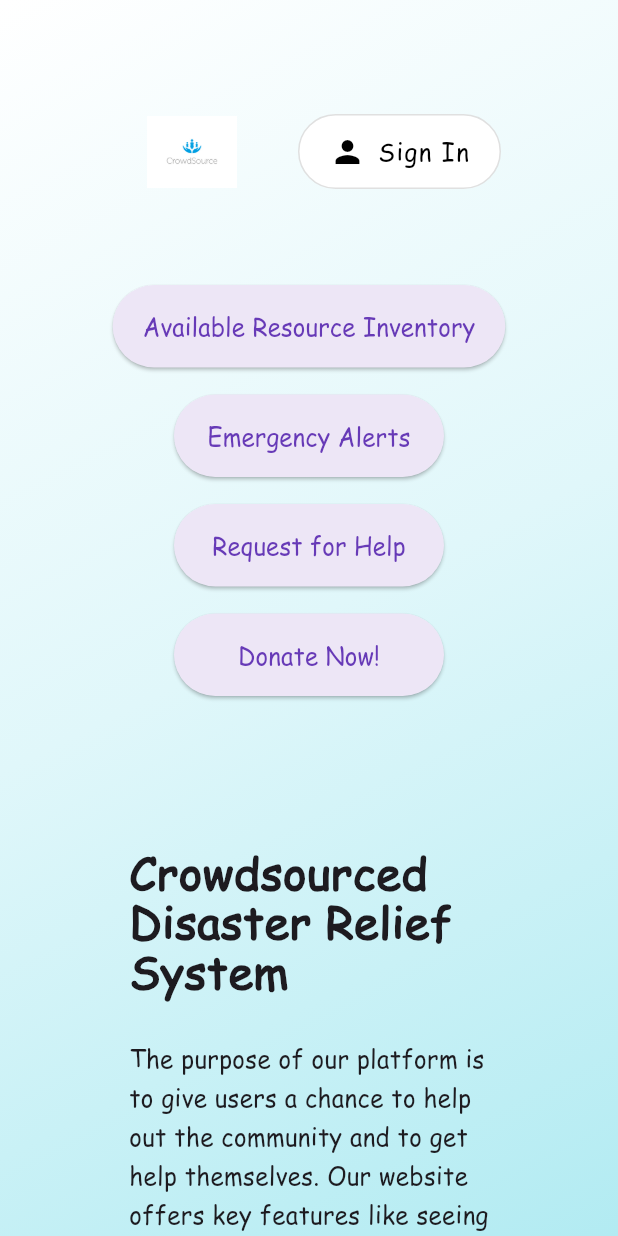
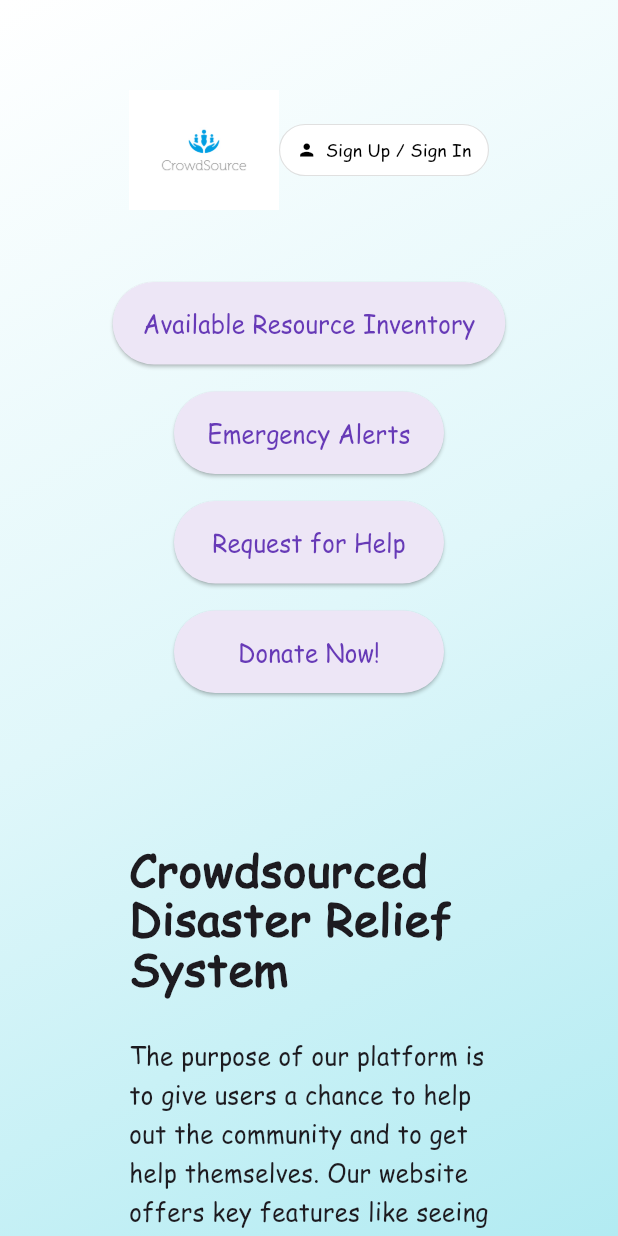
Before and after one commit to ceenguyen05/CS3354Project, a Flutter app: the screen it shows after launch, on a phone screen of 412 x 824 dp. Run offline on Flutter 3.47's test engine with Material 3 defaults, Android fonts, the phone set to English and light mode, and no system bars; our stand-ins replace flutter_map, geolocator, latlong2.

Commit message:
Improved Mobile UI

```diff
--- a/code_1/lib/navbar/nav_bar.dart
+++ b/code_1/lib/navbar/nav_bar.dart
@@ -1,3 +1,7 @@
+// written by: Casey
+// tested by: Casey
+// debugged by: Casey
+
 import 'package:flutter/material.dart';
 import '../screens/profile_screen.dart';
 
@@ -7,115 +11,42 @@ class CustomNavigationBar extends StatelessWidget {
   @override
   Widget build(BuildContext context) {
     return SafeArea(
-      bottom: false,
-      child: LayoutBuilder(
-        builder: (context, constraints) {
-          final isMobile = constraints.maxWidth < 600;
-          final horizontalPadding = isMobile ? 8.0 : 24.0;
-          final buttonLabel =
-              isMobile ? 'Sign In' : 'Sign Up / Sign In'; // ✅ correct placement
-
-          return Padding(
-            padding: EdgeInsets.symmetric(
-              horizontal: horizontalPadding,
-              vertical: 16,
-            ),
-            child: Row(
-              children: [
-                // 1) Logo flush left:
-                SizedBox(
-                  height: isMobile ? 48 : 80,
-                  width: isMobile ? 100 : 150,
-                  child: Image.asset('assets/logo.png'),
-                ),
-
-                // 2) Spacer to push button right
-                const Spacer(),
-
-                // 3) Sign-in button
-                FittedBox(
-                  fit: BoxFit.scaleDown,
-                  child: _HoverableSignInButton(
-                    onTap: () {
-                      Navigator.push(
+      child: Padding(
+        padding: const EdgeInsets.symmetric(horizontal: 16),
+        child: Row(
+          mainAxisAlignment: MainAxisAlignment.spaceBetween,
+          children: [
+            Image.asset('assets/logo.png', height: 80, fit: BoxFit.contain),
+            Flexible(
+              child: FittedBox(
+                fit: BoxFit.scaleDown,
+                alignment: Alignment.centerRight,
+                child: TextButton.icon(
+                  icon: const Icon(Icons.person, color: Colors.black),
+                  label: const Text(
+                    'Sign Up / Sign In',
+                    style: TextStyle(color: Colors.black, fontSize: 16),
+                  ),
+                  style: TextButton.styleFrom(
+                    backgroundColor: Colors.white,
+                    padding: const EdgeInsets.symmetric(
+                      horizontal: 16,
+                      vertical: 12,
+                    ),
+                    shape: RoundedRectangleBorder(
+                      borderRadius: BorderRadius.circular(30),
+                      side: const BorderSide(color: Colors.black12),
+                    ),
+                  ),
+                  onPressed:
+                      () => Navigator.push(
                         context,
                         MaterialPageRoute(builder: (_) => const SignUpScreen()),
-                      );
-                    },
-                    label: buttonLabel,
-                  ),
+                      ),
                 ),
-              ],
+              ),
             ),
-          );
-        },
-      ),
-    );
-  }
-}
-
-class _HoverableSignInButton extends StatefulWidget {
-  final VoidCallback onTap;
-  final String label;
-
-  const _HoverableSignInButton({
-    required this.onTap,
-    required this.label,
-    super.key,
-  });
-
-  @override
-  State<_HoverableSignInButton> createState() => _HoverableSignInButtonState();
-}
-
-class _HoverableSignInButtonState extends State<_HoverableSignInButton> {
-  bool _isHovered = false;
-
-  @override
-  Widget build(BuildContext context) {
-    final baseColor = Colors.white;
-    final hoverColor = Colors.white;
-
-    return MouseRegion(
-      onEnter: (_) => setState(() => _isHovered = true),
-      onExit: (_) => setState(() => _isHovered = false),
-      child: FittedBox(
-        fit: BoxFit.scaleDown,
-        child: GestureDetector(
-          onTap: widget.onTap,
-          child: AnimatedContainer(
-            duration: const Duration(milliseconds: 200),
-            padding: const EdgeInsets.symmetric(horizontal: 20, vertical: 12),
-            decoration: BoxDecoration(
-              color: _isHovered ? hoverColor : baseColor,
-              borderRadius: BorderRadius.circular(30),
-              boxShadow: [
-                if (_isHovered)
-                  const BoxShadow(
-                    color: Colors.black26,
-                    blurRadius: 8,
-                    offset: Offset(0, 4),
-                  ),
-              ],
-              border: Border.all(color: Colors.black12),
-            ),
-            child: Row(
-              mainAxisSize: MainAxisSize.min,
-              children: [
-                const Icon(Icons.person, color: Colors.black),
-                const SizedBox(width: 8),
-                Text(
-                  widget.label, // ✅ must not be const
-                  style: const TextStyle(
-                    fontSize: 16,
-                    color: Colors.black,
-                    letterSpacing: 1.0,
-                  ),
-                  overflow: TextOverflow.ellipsis,
-                ),
-              ],
-            ),
-          ),
+          ],
         ),
       ),
     );
```
